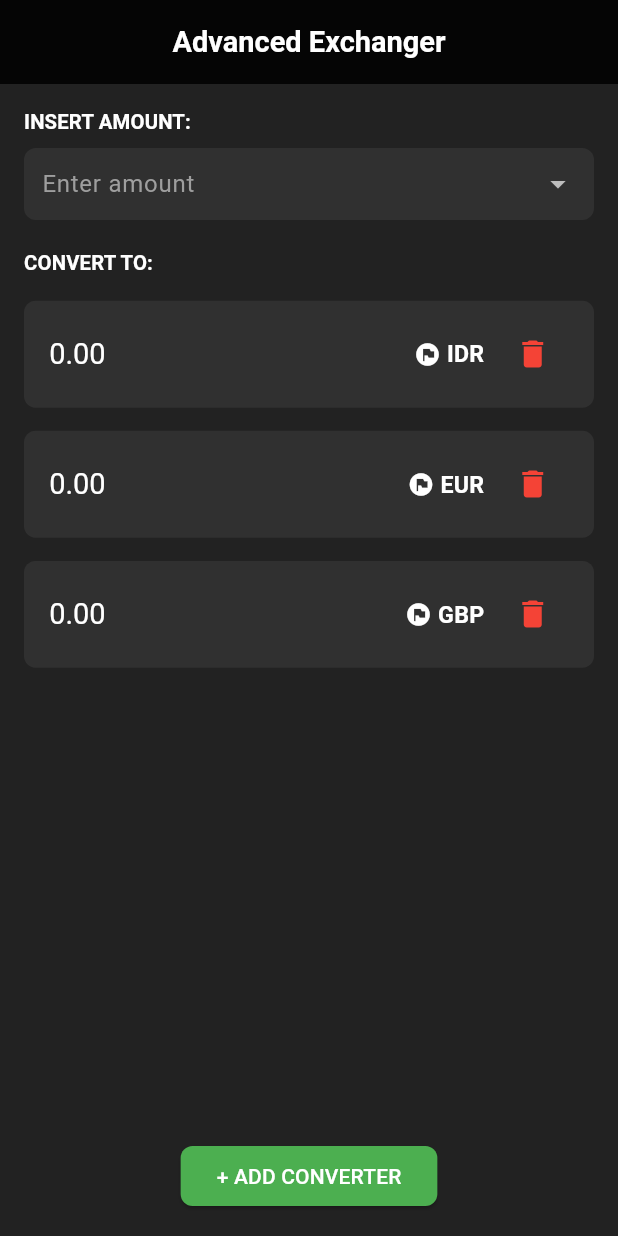
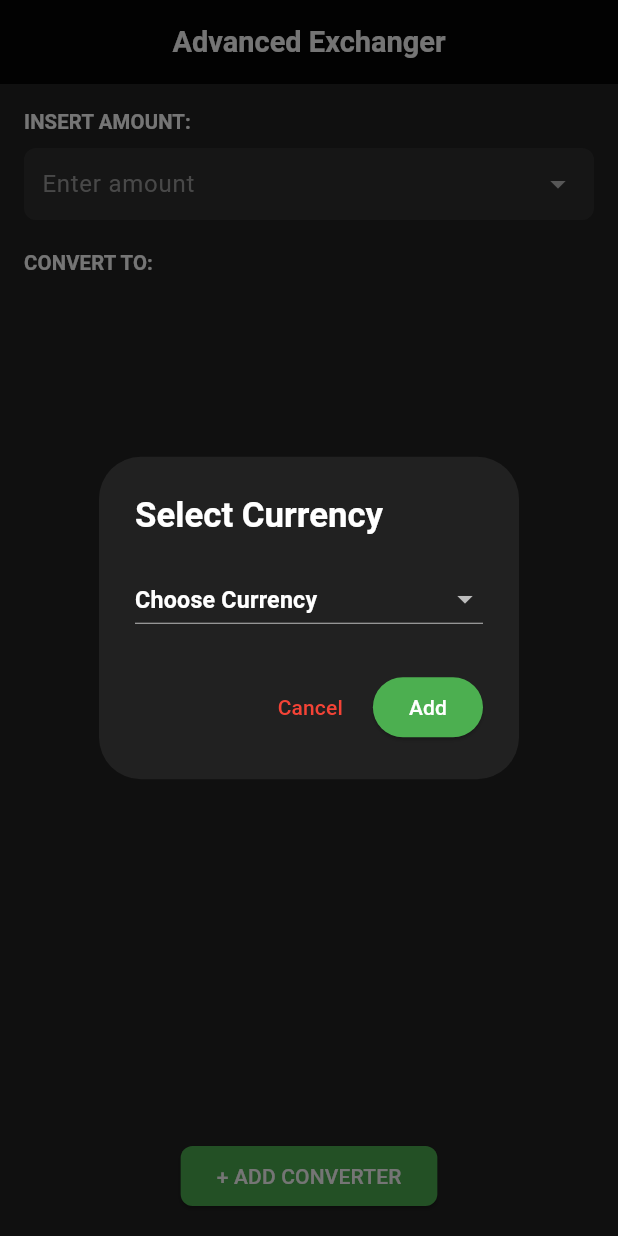
Before and after one commit to Sandun-Induranga/currency-converter-app, a Flutter app: the screen it shows after launch, after a tap on "+ ADD CONVERTER", on a phone screen of 412 x 824 dp. Run offline on Flutter 3.47's test engine with Material 3 defaults, Android fonts, the phone set to English and light mode, and no system bars; our stand-ins replace bloc, flutter_bloc, flutter_screenutil, shared_preferences; network calls fail.

Commit message:
Currency Convertor with persistence.

```diff
--- a/lib/features/home/bloc/home_bloc.dart
+++ b/lib/features/home/bloc/home_bloc.dart
@@ -12,7 +12,10 @@ class HomeBloc extends Bloc<HomeEvent, HomeState> {
           AddPreferredCurrency() => _addPreferredCurrency(event, emit),
           DeletePreferredCurrency() => _deletePreferredCurrency(event, emit),
           UpdateAmount() => _updateAmount(event, emit),
+          GetAllPreferredCurrencies() => _loadPreferredCurrencies(event, emit),
         });
+    add(GetAllCurrencies());
+    add(GetAllPreferredCurrencies());
   }
 
   // Fetch all currencies from API
@@ -20,35 +23,42 @@ class HomeBloc extends Bloc<HomeEvent, HomeState> {
       GetAllCurrencies event, Emitter<HomeState> emit) async {
     emit(state.copyWith(isLoading: true, error: null));
     try {
-      final currencies =
-          await homeRepository.fetchAllCurrencies();
+      final currencies = await homeRepository.fetchAllCurrencies();
       emit(state.copyWith(currencies: currencies, isLoading: false));
     } catch (e) {
       emit(state.copyWith(isLoading: false, error: e.toString()));
-      print(e);
     }
   }
 
   // Add a preferred currency
-  void _addPreferredCurrency(
-      AddPreferredCurrency event, Emitter<HomeState> emit) {
+  Future<void> _addPreferredCurrency(
+      AddPreferredCurrency event, Emitter<HomeState> emit) async {
     if (!state.preferredCurrencies.contains(event.currency)) {
-      emit(state.copyWith(
-          preferredCurrencies: [...state.preferredCurrencies, event.currency]));
+      final updatedCurrencies = [...state.preferredCurrencies, event.currency];
+      emit(state.copyWith(preferredCurrencies: updatedCurrencies));
+      await homeRepository.updatePreferredCurrencies(updatedCurrencies);
     }
   }
 
   // Delete a preferred currency
-  void _deletePreferredCurrency(
-      DeletePreferredCurrency event, Emitter<HomeState> emit) {
-    emit(state.copyWith(
-        preferredCurrencies: state.preferredCurrencies
-            .where((currency) => currency != event.currency)
-            .toList()));
+  Future<void> _deletePreferredCurrency(
+      DeletePreferredCurrency event, Emitter<HomeState> emit) async {
+    final updatedCurrencies = state.preferredCurrencies
+        .where((currency) => currency != event.currency)
+        .toList();
+    emit(state.copyWith(preferredCurrencies: updatedCurrencies));
+    await homeRepository.updatePreferredCurrencies(updatedCurrencies);
   }
 
   // Update the amount
   void _updateAmount(UpdateAmount event, Emitter<HomeState> emit) {
     emit(state.copyWith(amount: event.amount));
   }
+
+  // Load preferred currencies from local storage
+  Future<void> _loadPreferredCurrencies(
+      GetAllPreferredCurrencies event, Emitter<HomeState> emit) async {
+    final storedCurrencies = await homeRepository.loadPreferredCurrencies();
+    emit(state.copyWith(preferredCurrencies: storedCurrencies));
+  }
 }
--- a/lib/features/home/bloc/home_event.dart
+++ b/lib/features/home/bloc/home_event.dart
@@ -23,3 +23,6 @@ class UpdateAmount extends HomeEvent {
 
   UpdateAmount(this.amount);
 }
+
+// Event to load preferred currencies
+class GetAllPreferredCurrencies extends HomeEvent {}
--- a/lib/features/home/data/home_repository.dart
+++ b/lib/features/home/data/home_repository.dart
@@ -1,5 +1,6 @@
 import 'dart:convert';
 import 'package:http/http.dart' as http;
+import 'package:shared_preferences/shared_preferences.dart';
 
 class HomeRepository {
   final String baseUrl = "https://api.exchangerate.host/latest";
@@ -26,4 +27,16 @@ class HomeRepository {
       throw Exception("Failed to fetch currencies. Status Code: ${response.statusCode}");
     }
   }
+
+  // Update preferred currencies to local storage
+  Future<void> updatePreferredCurrencies(List<String> currencies) async {
+    final prefs = await SharedPreferences.getInstance();
+    await prefs.setStringList('preferredCurrencies', currencies);
+  }
+
+  // Load preferred currencies from local storage
+  Future<List<String>> loadPreferredCurrencies() async {
+    final prefs = await SharedPreferences.getInstance();
+    return prefs.getStringList('preferredCurrencies') ?? [];
+  }
 }
--- a/lib/features/home/presentation/screens/home_view.dart
+++ b/lib/features/home/presentation/screens/home_view.dart
@@ -19,13 +19,6 @@ class HomeView extends StatefulWidget {
 class _HomeViewState extends State<HomeView> {
   String _selectedBaseCurrency = "USD";
   final TextEditingController _amountController = TextEditingController();
-  final List<String> _selectedTargetCurrencies = ["IDR", "EUR"];
-
-  @override
-  void initState() {
-    super.initState();
-    context.read<HomeBloc>().add(GetAllCurrencies());
-  }
 
   @override
   Widget build(BuildContext context) {
@@ -107,9 +100,9 @@ class _HomeViewState extends State<HomeView> {
 
                 Expanded(
                   child: ListView.builder(
-                    itemCount: _selectedTargetCurrencies.length,
+                    itemCount: state.preferredCurrencies.length,
                     itemBuilder: (context, index) {
-                      final targetCurrency = _selectedTargetCurrencies[index];
+                      final targetCurrency = state.preferredCurrencies[index];
 
                       // Calculate the converted value based on the base currency
                       final baseRate =
@@ -154,9 +147,9 @@ class _HomeViewState extends State<HomeView> {
                                   icon: const Icon(Icons.delete,
                                       color: Colors.red),
                                   onPressed: () {
-                                    setState(() {
-                                      _selectedTargetCurrencies.removeAt(index);
-                                    });
+                                    context.read<HomeBloc>().add(
+                                      DeletePreferredCurrency(targetCurrency),
+                                    );
                                   },
                                 ),
                               ],
@@ -178,10 +171,7 @@ class _HomeViewState extends State<HomeView> {
                       ),
                     ),
                     onPressed: () {
-                      // Add new target currency
-                      setState(() {
-                        _selectedTargetCurrencies.add("GBP");
-                      });
+                      _showAddConverterDialog(context, state.currencies.keys.toList());
                     },
                     child: const Text(
                       "+ ADD CONVERTER",
@@ -189,6 +179,7 @@ class _HomeViewState extends State<HomeView> {
                     ),
                   ),
                 ),
+
               ],
             ),
           );
@@ -196,4 +187,64 @@ class _HomeViewState extends State<HomeView> {
       ),
     );
   }
+  void _showAddConverterDialog(BuildContext context, List<String> availableCurrencies) {
+    String? selectedCurrency;
+
+    showDialog(
+      context: context,
+      builder: (context) {
+        return AlertDialog(
+          backgroundColor: Colors.grey[900],
+          title: const Text(
+            "Select Currency",
+            style: TextStyle(color: Colors.white),
+          ),
+          content: DropdownButton<String>(
+            dropdownColor: Colors.grey[800],
+            hint: const Text("Choose Currency", style: TextStyle(color: Colors.white)),
+            value: selectedCurrency,
+            isExpanded: true,
+            items: availableCurrencies.map((currency) {
+              return DropdownMenuItem<String>(
+                value: currency,
+                child: Text(
+                  currency,
+                  style: const TextStyle(color: Colors.white),
+                ),
+              );
+            }).toList(),
+            onChanged: (value) {
+              setState(() {
+                selectedCurrency = value;
+              });
+            },
+          ),
+          actions: [
+            TextButton(
+              onPressed: () {
+                Navigator.pop(context); // Close dialog
+              },
+              child: const Text("Cancel", style: TextStyle(color: Colors.red)),
+            ),
+            ElevatedButton(
+              style: ElevatedButton.styleFrom(backgroundColor: Colors.green),
+              onPressed: () {
+                if (selectedCurrency != null) {
+                  setState(() {
+                    // Add the selected currency to the target list
+                    // if (!state.preferredCurrencies.contains(selectedCurrency)) {
+                      context.read<HomeBloc>().add(AddPreferredCurrency(selectedCurrency!));
+                    // }
+                  });
+                  Navigator.pop(context); // Close the dialog
+                }
+              },
+              child: const Text("Add", style: TextStyle(color: Colors.white)),
+            ),
+          ],
+        );
+      },
+    );
+  }
+
 }
--- a/pubspec.yaml
+++ b/pubspec.yaml
@@ -38,6 +38,7 @@ dependencies:
   flutter_screenutil: ^5.9.3
   flutter_bloc: ^8.1.6
   http: ^1.2.2
+  shared_preferences: ^2.3.3
 
 dev_dependencies:
   flutter_test:
```
Also changed, not shown: pubspec.lock, 1 other file.
